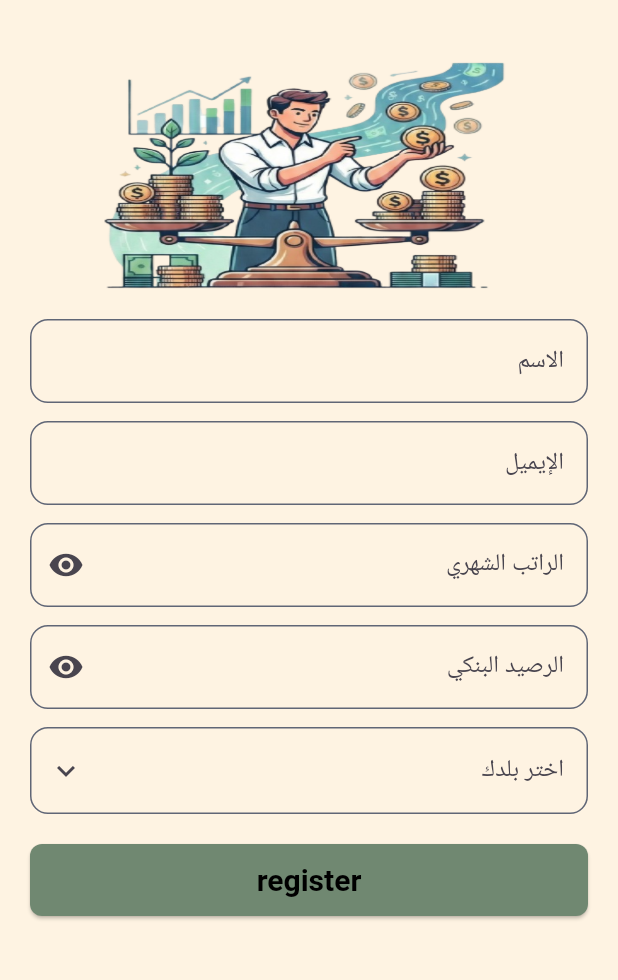
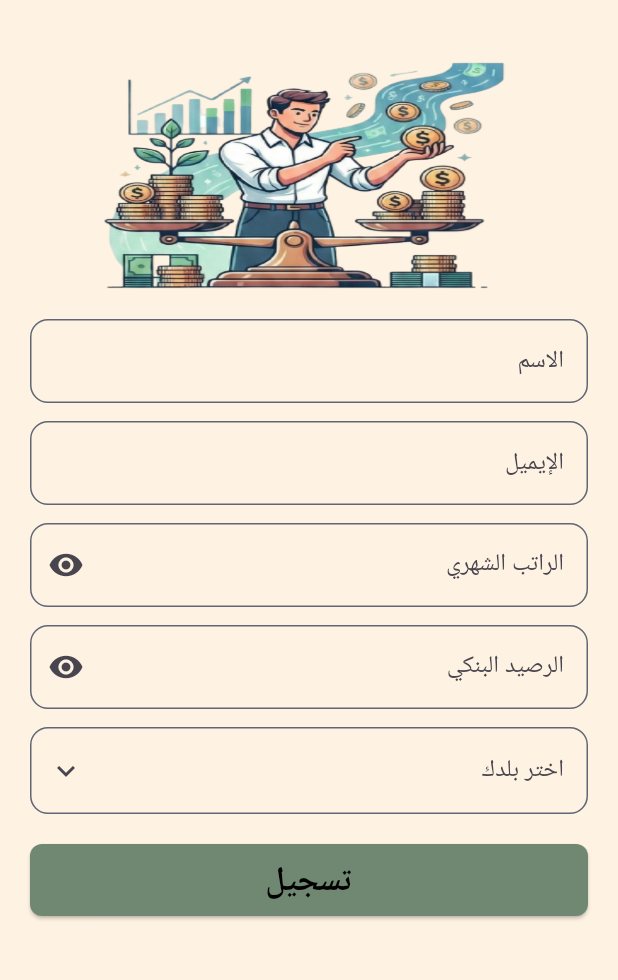
Before and after one commit to helkayal/EasyLearn-Mizan-App, a Flutter app: the screen it shows after launch, on a phone screen of 412 x 824 dp, the part 71-1051 px from its top. Run offline on Flutter 3.47's test engine with Material 3 defaults, Android fonts, the light colour scheme and no system bars; our stand-ins replace easy_localization, hive, hive_flutter; accounts and stored records are empty.

Commit message:
refractor register

```diff
--- a/assets/translations/ar.json
+++ b/assets/translations/ar.json
@@ -1,7 +1,7 @@
 {
   "app_name": "ميزان",
 
-  "register": {
+  "personal_data": {
     "name": "الاسم",
     "email": "الإيميل",
     "monthly_salary": "الراتب الشهري",
@@ -16,8 +16,10 @@
     "button_text": "تسجيل",
     "data_saved_successfully": "تم حفظ بيانات المستخدم بنجاح!",
 
-    "show": "إظهار",
-    "hide": "إخفاء"
+    "logout": "تسجيل خروج",
+    "edit": "تعديل",
+    "save": "حفظ",
+    "updated_successfully": "تم تحديث الملف الشخصي بنجاح"
   },
 
   "home": {
--- a/lib/core/theme/app_text_styles.dart
+++ b/lib/core/theme/app_text_styles.dart
@@ -11,7 +11,7 @@ class AppTextStyles {
   );
 
   static const black20Bold = TextStyle(
-    fontSize: 20,
+    fontSize: 22,
     fontWeight: FontWeight.bold,
     color: AppColors.blackColor,
   );
--- a/lib/core/widgets/welcome_view.dart
+++ b/lib/core/widgets/welcome_view.dart
@@ -40,7 +40,7 @@ class WelcomeView extends StatelessWidget {
             ),
             child: Text(
               greetingMessage,
-              style: Theme.of(context).textTheme.headlineLarge,
+              style: Theme.of(context).textTheme.headlineMedium,
             ),
           ),
         ),
--- a/lib/features/currency/screens/currency_screen.dart
+++ b/lib/features/currency/screens/currency_screen.dart
@@ -5,7 +5,7 @@ import 'package:mizan_app/core/data/curreny_conversion.dart';
 import 'package:mizan_app/core/widgets/mizan_button.dart';
 import 'package:mizan_app/core/widgets/mizan_text_field.dart';
 import 'package:mizan_app/core/widgets/welcome_view.dart';
-import 'package:mizan_app/features/register/controllers/register_controller.dart';
+import 'package:mizan_app/features/user/helper/user_controller.dart';
 import 'package:mizan_app/generated/locale_keys.g.dart';
 import '../widgets/currency_result_card.dart';
 import '../widgets/currency_dropdown.dart';
@@ -71,7 +71,7 @@ class _CurrencyScreenState extends State<CurrencyScreen> {
               label: LocaleKeys.currency_enter_amount.tr(),
               controller: _amountController,
               keyboardType: TextInputType.number,
-              validator: RegisterController().numericValidator,
+              validator: UserHelper().numericValidator,
             ),
 
             const SizedBox(height: 15),
--- a/lib/features/register/screens/register_screen.dart
+++ b/lib/features/register/screens/register_screen.dart
@@ -1,10 +1,10 @@
 import 'package:easy_localization/easy_localization.dart';
 import 'package:flutter/material.dart';
 import 'package:mizan_app/features/home/screens/home_screen.dart';
-import 'package:mizan_app/features/register/controllers/register_controller.dart';
+import 'package:mizan_app/features/user/helper/user_controller.dart';
 import 'package:mizan_app/generated/locale_keys.g.dart';
 import 'package:mizan_app/core/widgets/mizan_button.dart';
-import 'package:mizan_app/features/register/widgets/mizan_picker_field.dart';
+import 'package:mizan_app/features/user/widgets/mizan_picker_field.dart';
 import 'package:mizan_app/core/widgets/mizan_text_field.dart';
 
 class RegisterScreen extends StatefulWidget {
@@ -22,7 +22,7 @@ class _RegisterScreenState extends State<RegisterScreen> {
   final _salaryController = TextEditingController();
   final _balanceController = TextEditingController();
 
-  final _controller = RegisterController();
+  final _controller = UserHelper();
 
   String? selectedCountry;
 
@@ -60,7 +60,7 @@ class _RegisterScreenState extends State<RegisterScreen> {
                   const SizedBox(height: 16),
 
                   MizanTextField(
-                    label: LocaleKeys.register_name.tr(),
+                    label: LocaleKeys.personal_data_name.tr(),
                     controller: _nameController,
                     validator: _controller.requiredValidator,
                   ),
@@ -68,7 +68,7 @@ class _RegisterScreenState extends State<RegisterScreen> {
                   const SizedBox(height: 12),
 
                   MizanTextField(
-                    label: LocaleKeys.register_email.tr(),
+                    label: LocaleKeys.personal_data_email.tr(),
                     controller: _emailController,
                     keyboardType: TextInputType.emailAddress,
                     validator: _controller.emailValidator,
@@ -77,7 +77,7 @@ class _RegisterScreenState extends State<RegisterScreen> {
                   const SizedBox(height: 12),
 
                   MizanTextField(
-                    label: LocaleKeys.register_monthly_salary.tr(),
+                    label: LocaleKeys.personal_data_monthly_salary.tr(),
                     controller: _salaryController,
                     keyboardType: TextInputType.number,
                     obscureText: true,
@@ -87,7 +87,7 @@ class _RegisterScreenState extends State<RegisterScreen> {
                   const SizedBox(height: 12),
 
                   MizanTextField(
-                    label: LocaleKeys.register_bank_balance.tr(),
+                    label: LocaleKeys.personal_data_bank_balance.tr(),
                     controller: _balanceController,
                     keyboardType: TextInputType.number,
                     obscureText: true,
@@ -97,10 +97,10 @@ class _RegisterScreenState extends State<RegisterScreen> {
                   const SizedBox(height: 12),
 
                   MizanPickerFormField(
-                    label: LocaleKeys.register_choose_country.tr(),
+                    label: LocaleKeys.personal_data_choose_country.tr(),
                     value: selectedCountry,
                     validator: (value) => value == null || value.isEmpty
-                        ? LocaleKeys.register_required_field.tr()
+                        ? LocaleKeys.personal_data_required_field.tr()
                         : null,
                     onChanged: (country) {
                       setState(() => selectedCountry = country);
@@ -110,7 +110,7 @@ class _RegisterScreenState extends State<RegisterScreen> {
                   const SizedBox(height: 20),
 
                   MizanButton(
-                    text: LocaleKeys.register.tr(),
+                    text: LocaleKeys.personal_data_button_text.tr(),
                     onPressed: () async {
                       if (!_formKey.currentState!.validate()) return;
 
@@ -140,7 +140,8 @@ class _RegisterScreenState extends State<RegisterScreen> {
                       messenger.showSnackBar(
                         SnackBar(
                           content: Text(
-                            LocaleKeys.register_data_saved_successfully.tr(),
+                            LocaleKeys.personal_data_data_saved_successfully
+                                .tr(),
                           ),
                         ),
                       );
--- a/lib/features/splash/splash_screen.dart
+++ b/lib/features/splash/splash_screen.dart
@@ -1,8 +1,8 @@
 import 'package:flutter/material.dart';
 import 'package:hive_flutter/hive_flutter.dart';
 import 'package:mizan_app/core/utils/hive_constants.dart';
+import 'package:mizan_app/features/home/screens/home_screen.dart';
 import 'package:mizan_app/features/register/screens/register_screen.dart';
-import 'package:mizan_app/features/home/screens/home_screen.dart';
 
 class SplashScreen extends StatefulWidget {
   const SplashScreen({super.key});
--- a/lib/features/register/controllers/register_controller.dart
+++ b/lib/features/user/helper/user_controller.dart
@@ -1,36 +1,36 @@
 import 'package:easy_localization/easy_localization.dart';
 import 'package:hive_flutter/hive_flutter.dart';
 import 'package:mizan_app/core/utils/hive_constants.dart';
-import 'package:mizan_app/features/register/model/user_dm.dart';
+import 'package:mizan_app/features/user/model/user_dm.dart';
 import 'package:mizan_app/generated/locale_keys.g.dart';
 
-class RegisterController {
+class UserHelper {
   String? requiredValidator(String? value) {
     if (value == null || value.isEmpty) {
-      return LocaleKeys.register_required_field.tr();
+      return LocaleKeys.personal_data_required_field.tr();
     }
     return null;
   }
 
   String? emailValidator(String? value) {
     if (value == null || value.isEmpty) {
-      return LocaleKeys.register_required_field.tr();
+      return LocaleKeys.personal_data_required_field.tr();
     }
     final email = value.trim();
     final emailRegex = RegExp(r'^[\w\-.]+@([\w\-]+\.)+[\w\-]{2,}$');
     if (!emailRegex.hasMatch(email)) {
-      return LocaleKeys.register_invalid_email.tr();
+      return LocaleKeys.personal_data_invalid_email.tr();
     }
     return null;
   }
 
   String? numericValidator(String? value) {
     if (value == null || value.isEmpty) {
-      return LocaleKeys.register_required_field.tr();
+      return LocaleKeys.personal_data_required_field.tr();
     }
     final text = value.replaceAll(',', '').trim();
     if (num.tryParse(text) == null) {
-      return LocaleKeys.register_must_be_number.tr();
+      return LocaleKeys.personal_data_must_be_number.tr();
     }
     return null;
   }
```
Also changed, not shown: assets/translations/en.json (+5 -3 lines), lib/features/user/screens/register_screen.dart (added, +41 -0 lines), lib/features/user/widgets/user_form.dart (added, +141 -0 lines), lib/features/user/model/user_dm.dart (renamed from lib/features/register/model/user_dm.dart), lib/features/user/widgets/mizan_picker_field.dart (renamed from lib/features/register/widgets/mizan_picker_field.dart), lib/generated/locale_keys.g.dart.
